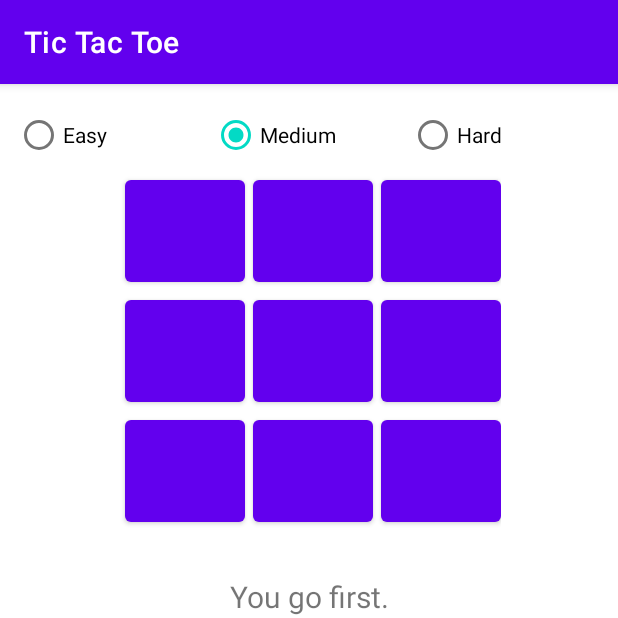
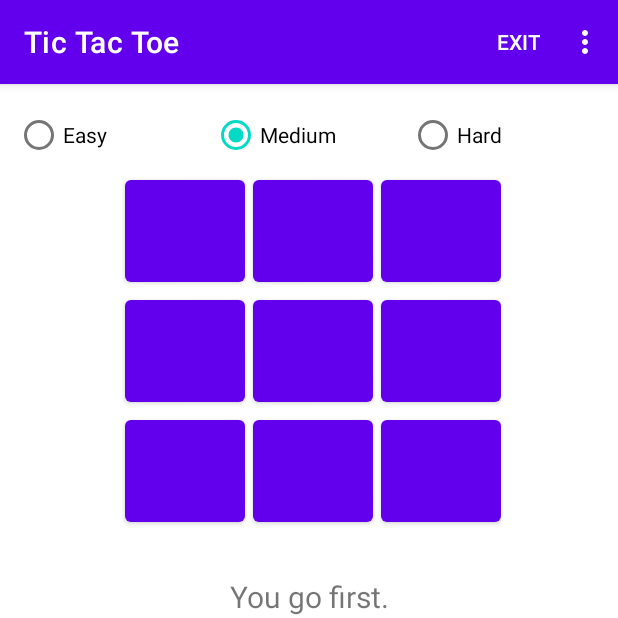
Before and after one commit to DkiJing/Tik-Tac-Toe-backup, an Android app: the screen it shows after launch (MainActivity), on a phone screen of 412 x 824 dp, the top half of it. Run offline under Robolectric (Android 15) with nearby library versions, the phone set to English and light mode, and no system bars.

Commit message:
Menu option is added.

```diff
--- a/app/src/main/java/com/example/tictactoe/MainActivity.kt
+++ b/app/src/main/java/com/example/tictactoe/MainActivity.kt
@@ -4,6 +4,8 @@ import android.content.Context
 import android.graphics.Color
 import androidx.appcompat.app.AppCompatActivity
 import android.os.Bundle
+import android.view.Menu
+import android.view.MenuItem
 import android.view.View
 import android.widget.Button
 import android.widget.Toast
@@ -174,4 +176,27 @@ class MainActivity : AppCompatActivity() {
         computer_score.text = pref.getString("android", "0")
         tie_score.text = pref.getString("tie", "0")
     }
+
+    override fun onCreateOptionsMenu(menu: Menu): Boolean {
+        // Inflate the menu to use in the action bar
+        val inflater = menuInflater
+        inflater.inflate(R.menu.menu_options, menu)
+        return super.onCreateOptionsMenu(menu)
+    }
+
+    override fun onOptionsItemSelected(item: MenuItem): Boolean {
+        // Handle presses on the action bar menu items
+        when (item.itemId) {
+            R.id.action_settings -> {
+                Toast.makeText(applicationContext, "Settings Button Clicked !",
+                        Toast.LENGTH_LONG).show()
+                return true
+            }
+            R.id.menu_exit -> {
+                finish()
+                return true
+            }
+        }
+        return super.onOptionsItemSelected(item)
+    }
 }
--- /dev/null
+++ b/app/src/main/res/menu/menu_options.xml
@@ -0,0 +1,15 @@
+<?xml version="1.0" encoding="utf-8"?>
+<menu xmlns:android="http://schemas.android.com/apk/res/android"
+    xmlns:app="http://schemas.android.com/apk/res-auto"
+    xmlns:tools="http://schemas.android.com/tools"
+    tools:context=".MainActivity">
+    <item
+        android:id="@+id/action_settings"
+        android:orderInCategory="100"
+        android:title="@string/menu_settings"
+        app:showAsAction="never" />
+    <item
+        android:id="@+id/menu_exit"
+        android:title="@string/exit"
+        app:showAsAction="ifRoom" />
+</menu>
--- a/app/src/main/res/values/strings.xml
+++ b/app/src/main/res/values/strings.xml
@@ -14,4 +14,6 @@
     <string name="you_wins">YOU WINS</string>
     <string name="android_wins">ANDROID WINS</string>
     <string name="tie">TIE</string>
+    <string name="menu_settings">Settings</string>
+    <string name="exit">Exit</string>
 </resources>
```
Also changed, not shown: 1 other file.
